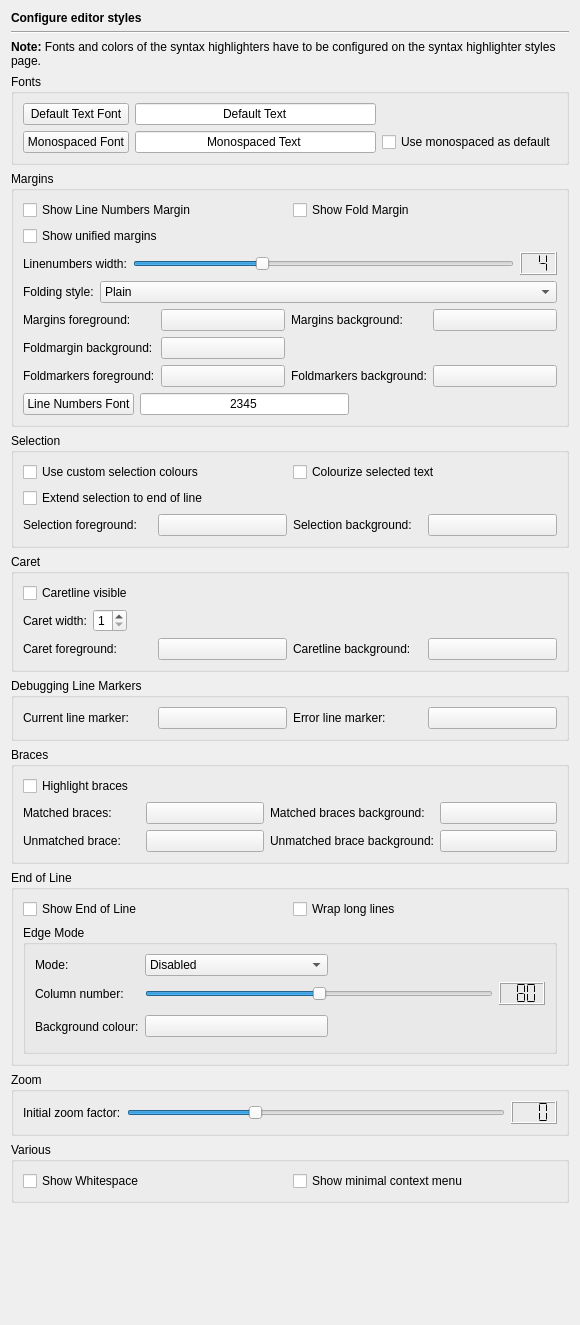
This is Preferences/ConfigurationPages/EditorStylesPage.ui in testmana2/test as Qt 5 draws it before an edit. The edited form follows.
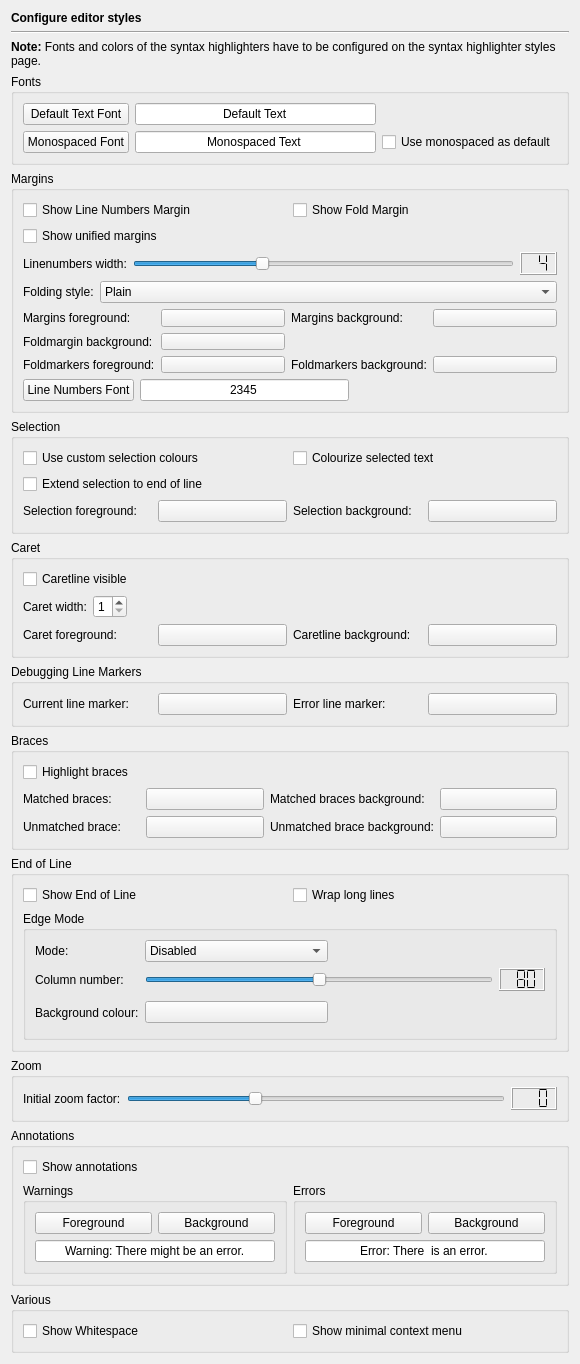
This is the edited form.

Commit message: Finished implementing the annotations support.

Diff of the .ui file:
```diff
--- a/Preferences/ConfigurationPages/EditorStylesPage.ui
+++ b/Preferences/ConfigurationPages/EditorStylesPage.ui
@@ -7,7 +7,7 @@
     <x>0</x>
     <y>0</y>
     <width>576</width>
-    <height>1325</height>
+    <height>1304</height>
    </rect>
   </property>
   <layout class="QVBoxLayout" name="verticalLayout_2">
@@ -1061,6 +1061,115 @@
      </layout>
     </widget>
    </item>
+   <item>
+    <widget class="QGroupBox" name="annotationsGroup">
+     <property name="title">
+      <string>Annotations</string>
+     </property>
+     <layout class="QGridLayout" name="gridLayout_5">
+      <item row="0" column="0" colspan="2">
+       <widget class="QCheckBox" name="enableAnnotationsCheckBox">
+        <property name="statusTip">
+         <string>Select to enable the display of annotations</string>
+        </property>
+        <property name="text">
+         <string>Show annotations</string>
+        </property>
+       </widget>
+      </item>
+      <item row="1" column="0">
+       <widget class="QGroupBox" name="annotationsWarningGroup">
+        <property name="title">
+         <string>Warnings</string>
+        </property>
+        <layout class="QGridLayout" name="gridLayout_3">
+         <item row="0" column="0">
+          <widget class="QPushButton" name="annotationsWarningFgButton">
+           <property name="toolTip">
+            <string>Press to select the foreground colour</string>
+           </property>
+           <property name="text">
+            <string>Foreground</string>
+           </property>
+          </widget>
+         </item>
+         <item row="0" column="1">
+          <widget class="QPushButton" name="annotationsWarningBgButton">
+           <property name="toolTip">
+            <string>Press to select the background colour</string>
+           </property>
+           <property name="text">
+            <string>Background</string>
+           </property>
+          </widget>
+         </item>
+         <item row="1" column="0" colspan="2">
+          <widget class="QLineEdit" name="annotationsWarningSample">
+           <property name="focusPolicy">
+            <enum>Qt::NoFocus</enum>
+           </property>
+           <property name="text">
+            <string>Warning: There might be an error.</string>
+           </property>
+           <property name="alignment">
+            <set>Qt::AlignHCenter</set>
+           </property>
+           <property name="readOnly">
+            <bool>true</bool>
+           </property>
+          </widget>
+         </item>
+        </layout>
+       </widget>
+      </item>
+      <item row="1" column="1">
+       <widget class="QGroupBox" name="annotationsErrorGroup">
+        <property name="title">
+         <string>Errors</string>
+        </property>
+        <layout class="QGridLayout" name="gridLayout_4">
+         <item row="0" column="0">
+          <widget class="QPushButton" name="annotationsErrorFgButton">
+           <property name="toolTip">
+            <string>Press to select the foreground colour</string>
+           </property>
+           <property name="text">
+            <string>Foreground</string>
+           </property>
+          </widget>
+         </item>
+         <item row="0" column="1">
+          <widget class="QPushButton" name="annotationsErrorBgButton">
+           <property name="toolTip">
+            <string>Press to select the background colour</string>
+           </property>
+           <property name="text">
+            <string>Background</string>
+           </property>
+          </widget>
+         </item>
+         <item row="1" column="0" colspan="2">
+          <widget class="QLineEdit" name="annotationsErrorSample">
+           <property name="focusPolicy">
+            <enum>Qt::NoFocus</enum>
+           </property>
+           <property name="text">
+            <string>Error: There  is an error.</string>
+           </property>
+           <property name="alignment">
+            <set>Qt::AlignHCenter</set>
+           </property>
+           <property name="readOnly">
+            <bool>true</bool>
+           </property>
+          </widget>
+         </item>
+        </layout>
+       </widget>
+      </item>
+     </layout>
+    </widget>
+   </item>
    <item>
     <widget class="QGroupBox" name="groupBox_10">
      <property name="title">
```
Left out of the diff: 5 changed lines with no effect on the pictures. The commit also changes 16 other files.
